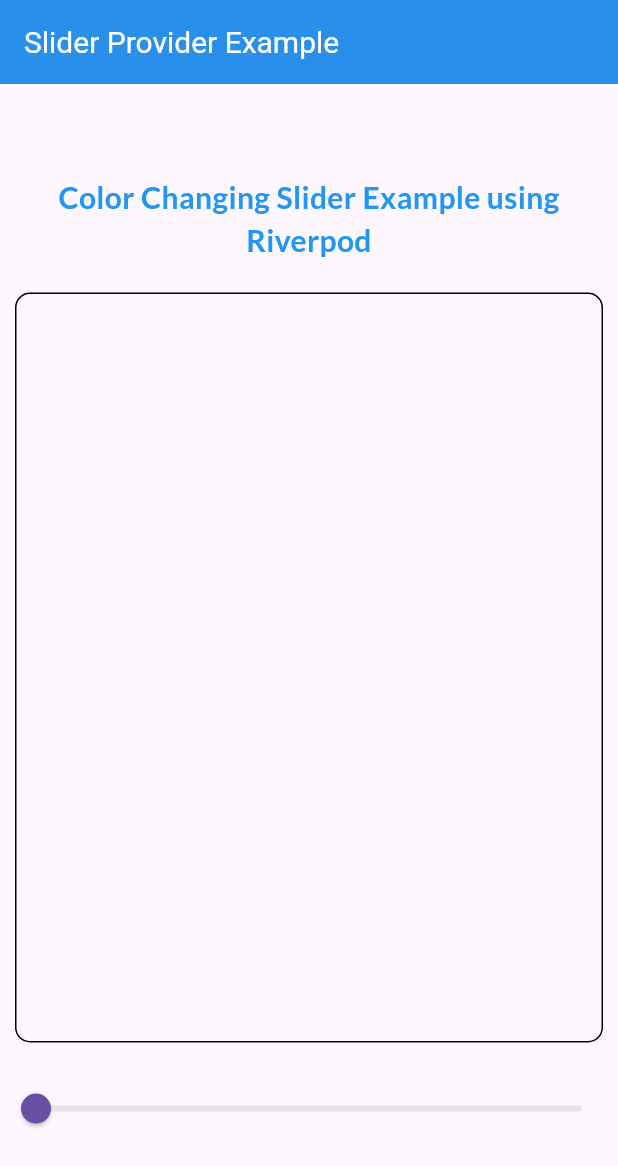
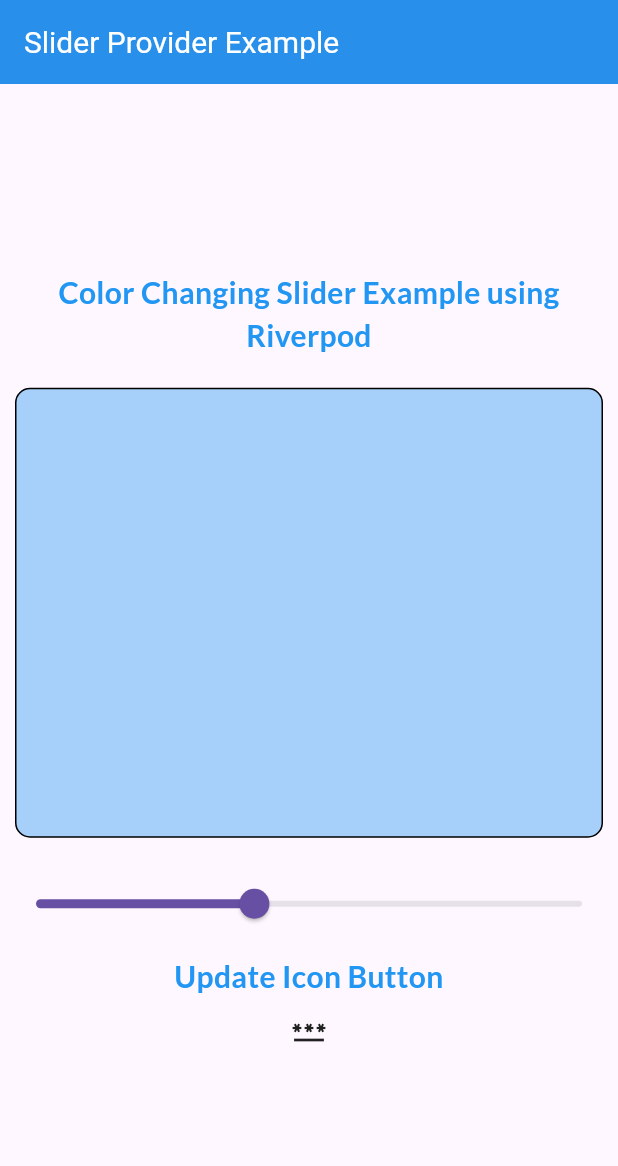
Before and after one commit to SoftEngAliijaz/todo_app_riverpod, a Flutter app: the screen it shows after launch, on a phone screen of 412 x 824 dp. Shown: the top 1166 px of the screen. Run offline on Flutter 3.47's test engine with Material 3 defaults, Android fonts, the phone set to English and light mode, and no system bars; our stand-ins replace flutter_riverpod, google_fonts.

Commit message:
Add app providers and refactor state management with AppState class

```diff
--- /dev/null
+++ b/lib/constants/app_providers.dart
@@ -0,0 +1,23 @@
+import 'package:flutter_riverpod/flutter_riverpod.dart';
+import 'package:todo_app_riverpod/constants/app_utils.dart';
+
+final showMessageProvider = Provider<String>((ref) {
+  return 'Welcome to your ToDo App';
+});
+
+final showUserNameProvider = Provider<String>((ref) => 'Alice');
+
+final showValueProvider = Provider<int>((ref) => 42);
+
+final counterProvider = StateProvider<int>((ref) => 0);
+
+final switchProvider = StateProvider<bool>((ref) {
+  return false;
+});
+
+final sliderProvider = StateProvider<AppState>((ref) {
+  return AppState(
+    slider: .4,
+    showPassword: false,
+  );
+});
--- a/lib/main.dart
+++ b/lib/main.dart
@@ -1,7 +1,7 @@
 import 'package:flutter/material.dart';
 import 'package:flutter_riverpod/flutter_riverpod.dart';
 import 'package:google_fonts/google_fonts.dart';
-import 'package:todo_app_riverpod/providers/slider_provider.dart';
+import 'package:todo_app_riverpod/provider_examples/slider_provider.dart';
 
 void main() {
   runApp(const MyApp());
--- a/lib/providers/simple_provider.dart
+++ b/lib/provider_examples/simple_provider.dart
@@ -1,6 +1,6 @@
 import 'package:flutter/material.dart';
 import 'package:flutter_riverpod/flutter_riverpod.dart';
-import 'package:todo_app_riverpod/constants/app_utils.dart';
+import 'package:todo_app_riverpod/constants/app_providers.dart';
 
 class SimpleProviderScreen extends ConsumerStatefulWidget {
   const SimpleProviderScreen({super.key});
--- a/lib/providers/slider_provider.dart
+++ b/lib/provider_examples/slider_provider.dart
@@ -1,6 +1,6 @@
 import 'package:flutter/material.dart';
 import 'package:flutter_riverpod/flutter_riverpod.dart';
-import 'package:todo_app_riverpod/constants/app_utils.dart';
+import 'package:todo_app_riverpod/constants/app_providers.dart';
 
 class SliderProviderScreen extends ConsumerWidget {
   const SliderProviderScreen({super.key});
@@ -31,12 +31,12 @@ class SliderProviderScreen extends ConsumerWidget {
                 child: Padding(
                   padding: const EdgeInsets.all(10.0),
                   child: Container(
-                    height: 500.0,
+                    height: 300.0,
                     width: double.infinity,
                     decoration: BoxDecoration(
                         border: Border.all(),
                         borderRadius: BorderRadius.circular(10.0),
-                        color: Colors.blue.withOpacity(slider)),
+                        color: Colors.blue.withOpacity(slider.slider)),
                   ),
                 ),
               );
@@ -44,13 +44,46 @@ class SliderProviderScreen extends ConsumerWidget {
           ),
           Consumer(
             builder: (context, ref, child) {
-              final slider = ref.watch(sliderProvider);
+              final slider = ref.watch(sliderProvider.select((state) {
+                return state.slider;
+              }));
 
               return Slider(
                 value: slider,
                 onChanged: (value) {
-                  ref.read(sliderProvider.notifier).state = value;
+                  final stateProvider = ref.watch(sliderProvider.notifier);
+                  stateProvider.state =
+                      stateProvider.state.copywith(slider: value);
                 },
+              );
+            },
+          ),
+          Text(
+            'Update Icon Button',
+            textAlign: TextAlign.center,
+            style: TextStyle(
+              fontSize: 20.0,
+              fontWeight: FontWeight.bold,
+              color: Colors.blue,
+            ),
+          ),
+          Consumer(
+            builder: (context, ref, child) {
+              final slider = ref.watch(sliderProvider.select((state) {
+                return state.showPassword;
+              }));
+
+              return InkWell(
+                onTap: () {
+                  final stateProvider = ref.watch(sliderProvider.notifier);
+                  stateProvider.state =
+                      stateProvider.state.copywith(showPassword: !slider);
+                },
+                child: Container(
+                  child: slider == true
+                      ? Icon(Icons.remove_red_eye_outlined)
+                      : Icon(Icons.password_outlined),
+                ),
               );
             },
           ),
--- a/lib/providers/state_provider.dart
+++ b/lib/provider_examples/state_provider.dart
@@ -1,6 +1,6 @@
 import 'package:flutter/material.dart';
 import 'package:flutter_riverpod/flutter_riverpod.dart';
-import 'package:todo_app_riverpod/constants/app_utils.dart';
+import 'package:todo_app_riverpod/constants/app_providers.dart';
 
 class StateProviderScreen extends ConsumerWidget {
   const StateProviderScreen({super.key});
```
Also changed, not shown: lib/constants/app_utils.dart (+17 -17 lines).
